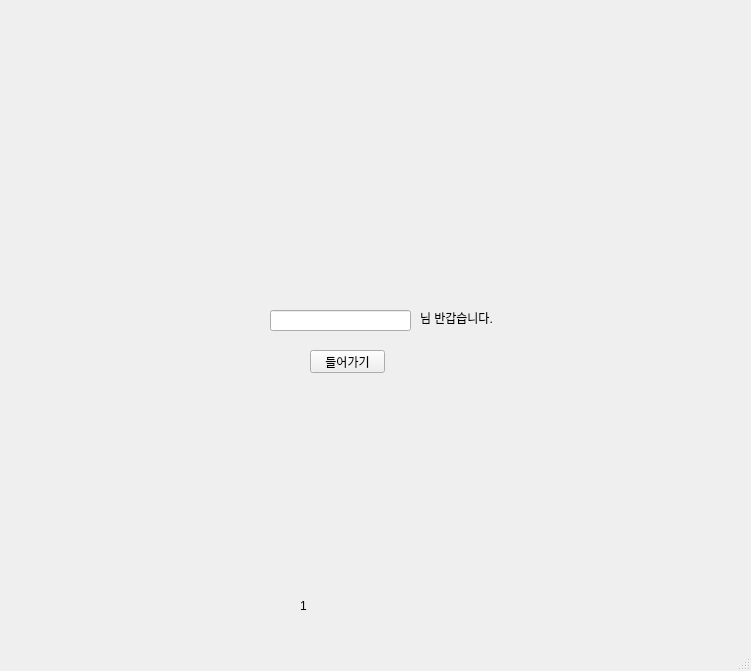
Meoung-eun/ChatServer, file chat1.ui: the form before one commit.
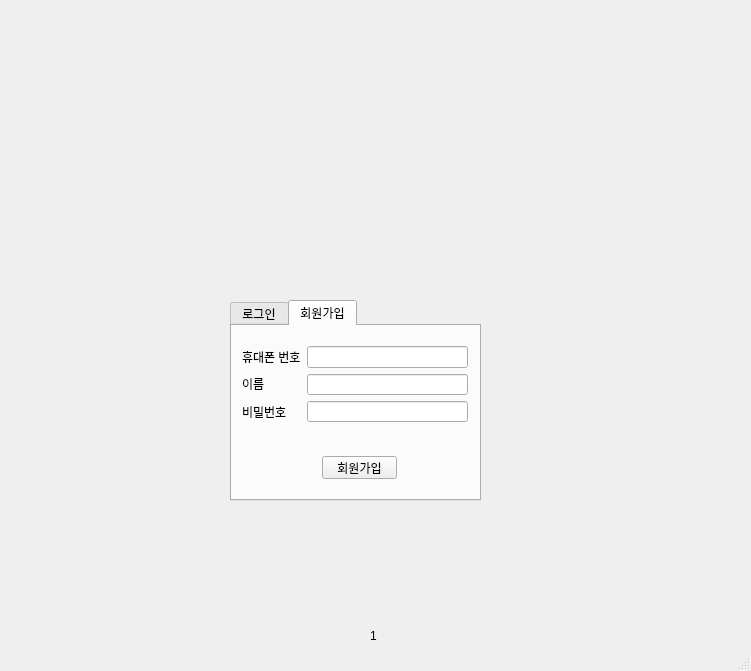
The form after the commit. The open tabs and pages were chosen to show the change. Icons and pictures are not drawn.

Patch:
```diff
--- a/chat1.ui
+++ b/chat1.ui
@@ -20,7 +20,7 @@
       <x>10</x>
       <y>0</y>
       <width>731</width>
-      <height>631</height>
+      <height>651</height>
      </rect>
     </property>
     <property name="currentIndex">
@@ -30,8 +30,8 @@
      <widget class="QLabel" name="label">
       <property name="geometry">
        <rect>
-        <x>290</x>
-        <y>600</y>
+        <x>360</x>
+        <y>630</y>
         <width>56</width>
         <height>12</height>
        </rect>
@@ -40,47 +40,178 @@
        <string>1</string>
       </property>
      </widget>
-     <widget class="QLineEdit" name="user_name_line_edit_1p">
+     <widget class="QTabWidget" name="acount_tabWidget">
       <property name="geometry">
        <rect>
-        <x>260</x>
-        <y>310</y>
-        <width>141</width>
-        <height>21</height>
+        <x>220</x>
+        <y>300</y>
+        <width>251</width>
+        <height>201</height>
        </rect>
       </property>
-     </widget>
-     <widget class="QLabel" name="user_name_label_2">
-      <property name="geometry">
-       <rect>
-        <x>410</x>
-        <y>310</y>
-        <width>91</width>
-        <height>16</height>
-       </rect>
+      <property name="currentIndex">
+       <number>1</number>
       </property>
-      <property name="text">
-       <string>님 반갑습니다.</string>
-      </property>
+      <widget class="QWidget" name="tab">
+       <attribute name="title">
+        <string>로그인</string>
+       </attribute>
+       <widget class="QPushButton" name="chat_open_btn">
+        <property name="geometry">
+         <rect>
+          <x>90</x>
+          <y>130</y>
+          <width>75</width>
+          <height>23</height>
+         </rect>
+        </property>
+        <property name="text">
+         <string>들어가기</string>
+        </property>
+       </widget>
+       <widget class="QLabel" name="login_label">
+        <property name="geometry">
+         <rect>
+          <x>5</x>
+          <y>90</y>
+          <width>241</width>
+          <height>20</height>
+         </rect>
+        </property>
+        <property name="text">
+         <string/>
+        </property>
+        <property name="alignment">
+         <set>Qt::AlignCenter</set>
+        </property>
+       </widget>
+       <widget class="QWidget" name="layoutWidget">
+        <property name="geometry">
+         <rect>
+          <x>20</x>
+          <y>40</y>
+          <width>200</width>
+          <height>48</height>
+         </rect>
+        </property>
+        <layout class="QFormLayout" name="formLayout">
+         <item row="0" column="0">
+          <widget class="QLabel" name="label_7">
+           <property name="text">
+            <string>PHONE</string>
+           </property>
+          </widget>
+         </item>
+         <item row="0" column="1">
+          <widget class="QLineEdit" name="user_phone_lineEdit"/>
+         </item>
+         <item row="1" column="0">
+          <widget class="QLabel" name="label_8">
+           <property name="text">
+            <string>PASS</string>
+           </property>
+          </widget>
+         </item>
+         <item row="1" column="1">
+          <widget class="QLineEdit" name="user_pass_lineEdit"/>
+         </item>
+        </layout>
+       </widget>
+      </widget>
+      <widget class="QWidget" name="tab_2">
+       <attribute name="title">
+        <string>회원가입</string>
+       </attribute>
+       <widget class="QWidget" name="layoutWidget">
+        <property name="geometry">
+         <rect>
+          <x>10</x>
+          <y>20</y>
+          <width>226</width>
+          <height>76</height>
+         </rect>
+        </property>
+        <layout class="QHBoxLayout" name="horizontalLayout">
+         <item>
+          <layout class="QVBoxLayout" name="verticalLayout_2">
+           <item>
+            <widget class="QLabel" name="label_4">
+             <property name="text">
+              <string>휴대폰 번호</string>
+             </property>
+            </widget>
+           </item>
+           <item>
+            <widget class="QLabel" name="label_5">
+             <property name="text">
+              <string>이름</string>
+             </property>
+            </widget>
+           </item>
+           <item>
+            <widget class="QLabel" name="label_6">
+             <property name="text">
+              <string>비밀번호</string>
+             </property>
+            </widget>
+           </item>
+          </layout>
+         </item>
+         <item>
+          <layout class="QVBoxLayout" name="verticalLayout">
+           <item>
+            <widget class="QLineEdit" name="phone_lineEdit">
+             <property name="text">
+              <string/>
+             </property>
+            </widget>
+           </item>
+           <item>
+            <widget class="QLineEdit" name="name_lineEdit"/>
+           </item>
+           <item>
+            <widget class="QLineEdit" name="pass_lineEdit"/>
+           </item>
+          </layout>
+         </item>
+        </layout>
+       </widget>
+       <widget class="QPushButton" name="join_btn">
+        <property name="geometry">
+         <rect>
+          <x>90</x>
+          <y>130</y>
+          <width>75</width>
+          <height>23</height>
+         </rect>
+        </property>
+        <property name="text">
+         <string>회원가입</string>
+        </property>
+       </widget>
+       <widget class="QLabel" name="join_label">
+        <property name="geometry">
+         <rect>
+          <x>0</x>
+          <y>110</y>
+          <width>241</width>
+          <height>20</height>
+         </rect>
+        </property>
+        <property name="text">
+         <string/>
+        </property>
+        <property name="alignment">
+         <set>Qt::AlignCenter</set>
+        </property>
+       </widget>
+      </widget>
      </widget>
-     <widget class="QPushButton" name="chat_open_btn">
+     <widget class="QLabel" name="label_9">
       <property name="geometry">
        <rect>
-        <x>300</x>
-        <y>350</y>
-        <width>75</width>
-        <height>23</height>
-       </rect>
-      </property>
-      <property name="text">
-       <string>들어가기</string>
-      </property>
-     </widget>
-     <widget class="QLabel" name="label_3">
-      <property name="geometry">
-       <rect>
-        <x>210</x>
-        <y>20</y>
+        <x>220</x>
+        <y>10</y>
         <width>341</width>
         <height>291</height>
        </rect>
```
Left out of the diff: 29 changed lines with no effect on the pictures.
